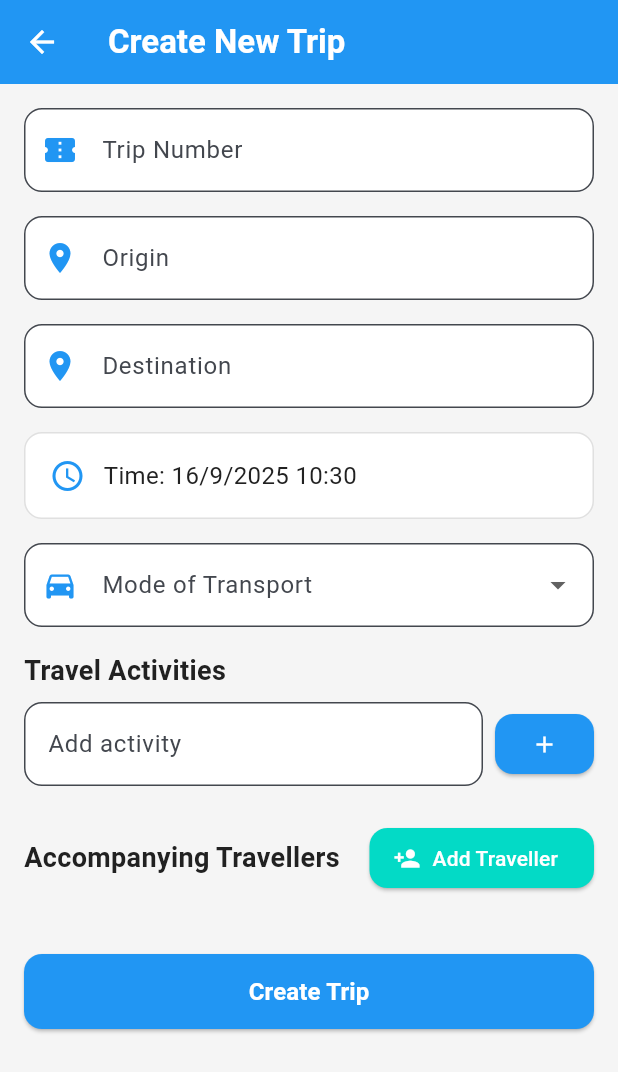
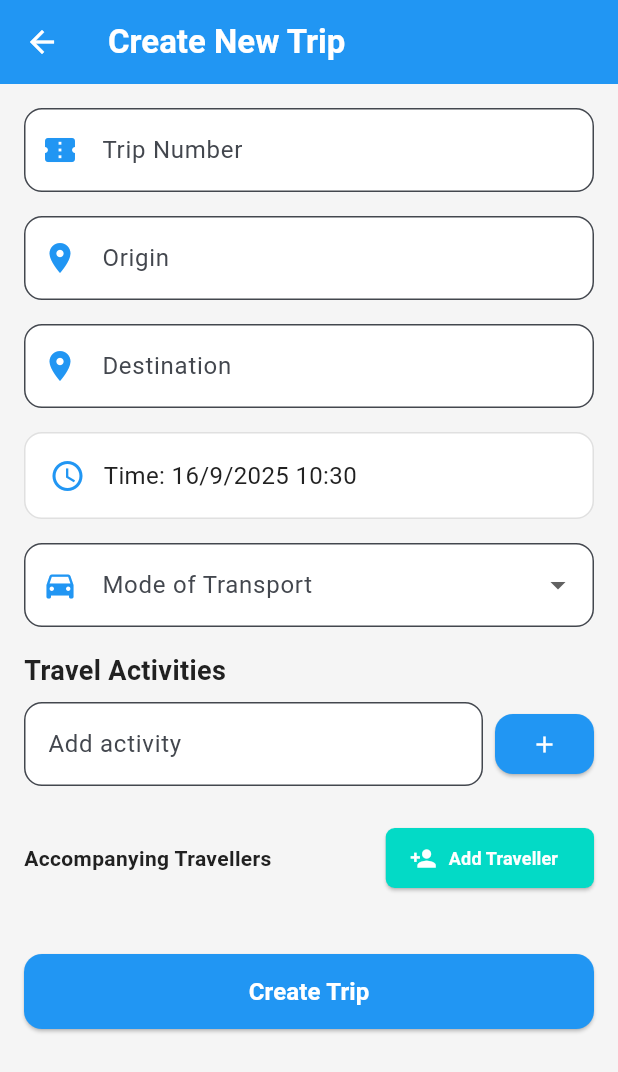
Before and after one commit to Kunalsalankar/tourmate, a Flutter app: the UserHomeScreen screen opened by its route, after a tap on "New Trip", on a phone screen of 412 x 824 dp. Shown: the top 1072 px of the screen. Run offline on Flutter 3.47's test engine with Material 3 defaults, Android fonts, the light colour scheme and no system bars; our stand-ins replace cloud_firestore, firebase_auth, firebase_core, flutter_bloc; accounts and stored records are empty.

Commit message:
improve ui and bottom navigation bar for user

```diff
--- a/lib/admin/admin_trips_screen.dart
+++ b/lib/admin/admin_trips_screen.dart
@@ -545,7 +545,7 @@ class _AdminTripsScreenState extends State<AdminTripsScreen> {
             _buildDetailRow('Destination', trip.destination),
             _buildDetailRow('Time', _formatDateTime(trip.time)),
             _buildDetailRow('Mode', trip.mode),
-            _buildDetailRow('User ID', trip.userId),
+          //  _buildDetailRow('User ID', trip.userId),
             _buildDetailRow('Created', _formatDateTime(trip.createdAt)),
             if (trip.activities.isNotEmpty) ...[
               const SizedBox(height: 8),
--- a/lib/user/home_screen.dart
+++ b/lib/user/home_screen.dart
@@ -6,6 +6,7 @@ import '../core/models/trip_model.dart';
 import '../cubit/trip_cubit.dart';
 import '../core/repositories/trip_repository.dart';
 import '../widgets/trip_form_widget.dart';
+import '../cubit/bottom_nav_cubit.dart';
 
 /// User Home Screen with trip creation and management functionality
 /// This screen provides the main interface for users to create, view, and manage their trips
@@ -34,9 +35,14 @@ class _UserHomeScreenState extends State<UserHomeScreen> {
 
   @override
   Widget build(BuildContext context) {
-    return BlocProvider.value(
-      value: _tripCubit,
-      child: Scaffold(
+    return MultiBlocProvider(
+      providers: [
+        BlocProvider.value(value: _tripCubit),
+        BlocProvider(create: (_) => BottomNavCubit()),
+      ],
+      child: BlocBuilder<BottomNavCubit, int>(
+        builder: (context, selectedIndex) {
+          return Scaffold(
             backgroundColor: AppColors.background,
             appBar: AppBar(
               title: const Text(
@@ -57,14 +63,31 @@ class _UserHomeScreenState extends State<UserHomeScreen> {
                 ),
               ],
             ),
-        body: Column(
+            body: IndexedStack(
+              index: selectedIndex,
+              children: [
+                // Home tab
+                Column(
                   children: [
                     _buildWelcomeSection(),
                     _buildQuickStats(),
                     Expanded(child: _buildTripsList()),
                   ],
                 ),
-        floatingActionButton: FloatingActionButton.extended(
+                // Notifications tab (placeholder)
+                Center(
+                  child: Text(
+                    'No notifications yet!',
+                    style: TextStyle(
+                      fontSize: 18,
+                      color: AppColors.textSecondary,
+                    ),
+                  ),
+                ),
+              ],
+            ),
+            floatingActionButton: selectedIndex == 0
+                ? FloatingActionButton.extended(
                     onPressed: _createNewTrip,
                     backgroundColor: AppColors.buttonPrimary,
                     icon: const Icon(Icons.add, color: AppColors.textOnPrimary),
@@ -75,7 +98,24 @@ class _UserHomeScreenState extends State<UserHomeScreen> {
                         fontWeight: FontWeight.bold,
                       ),
                     ),
+                  )
+                : null,
+            bottomNavigationBar: BottomNavigationBar(
+              currentIndex: selectedIndex,
+              onTap: (index) => context.read<BottomNavCubit>().selectTab(index),
+              backgroundColor: AppColors.surface,
+              selectedItemColor: AppColors.primary,
+              unselectedItemColor: AppColors.textSecondary,
+              items: const [
+                BottomNavigationBarItem(icon: Icon(Icons.home), label: 'Home'),
+                BottomNavigationBarItem(
+                  icon: Icon(Icons.notifications),
+                  label: 'Notifications',
                 ),
+              ],
+            ),
+          );
+        },
       ),
     );
   }
--- a/lib/widgets/trip_form_widget.dart
+++ b/lib/widgets/trip_form_widget.dart
@@ -333,7 +333,7 @@ class _TripFormWidgetState extends State<TripFormWidget> {
             const Text(
               'Accompanying Travellers',
               style: TextStyle(
-                fontSize: 18,
+                fontSize: 14,
                 fontWeight: FontWeight.bold,
                 color: AppColors.textPrimary,
               ),
@@ -346,12 +346,16 @@ class _TripFormWidgetState extends State<TripFormWidget> {
               ),
               label: const Text(
                 'Add Traveller',
-                style: TextStyle(color: AppColors.textOnPrimary),
+                style: TextStyle(
+                  color: AppColors.textOnPrimary,
+                  fontSize: 12,
+                  fontWeight: FontWeight.w600,
+                ),
               ),
               style: ElevatedButton.styleFrom(
                 backgroundColor: AppColors.buttonSecondary,
                 shape: RoundedRectangleBorder(
-                  borderRadius: BorderRadius.circular(12),
+                  borderRadius: BorderRadius.circular(6),
                 ),
               ),
             ),
```
Also changed, not shown: lib/cubit/bottom_nav_cubit.dart (added, +7 -0 lines), lib/screens/splash_screen.dart (+26 -52 lines), lib/core/colors.dart (line endings or trailing spaces), lib/cubit/trip_cubit.dart (line endings or trailing spaces). Lines whose indentation alone changed are shown as unchanged.
